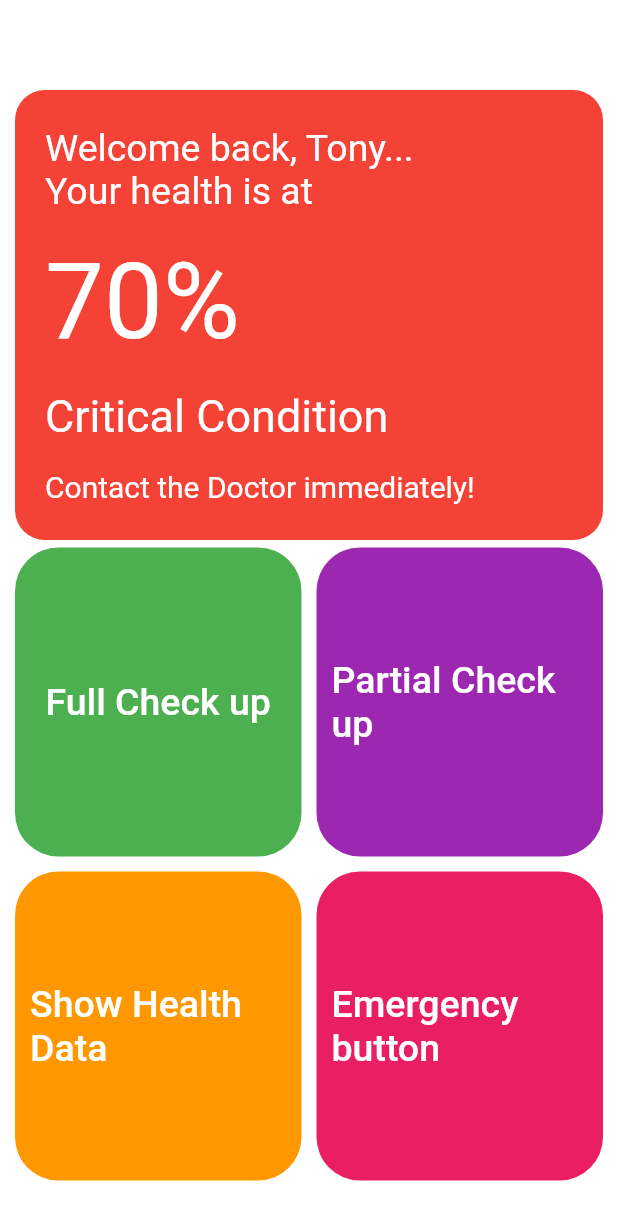
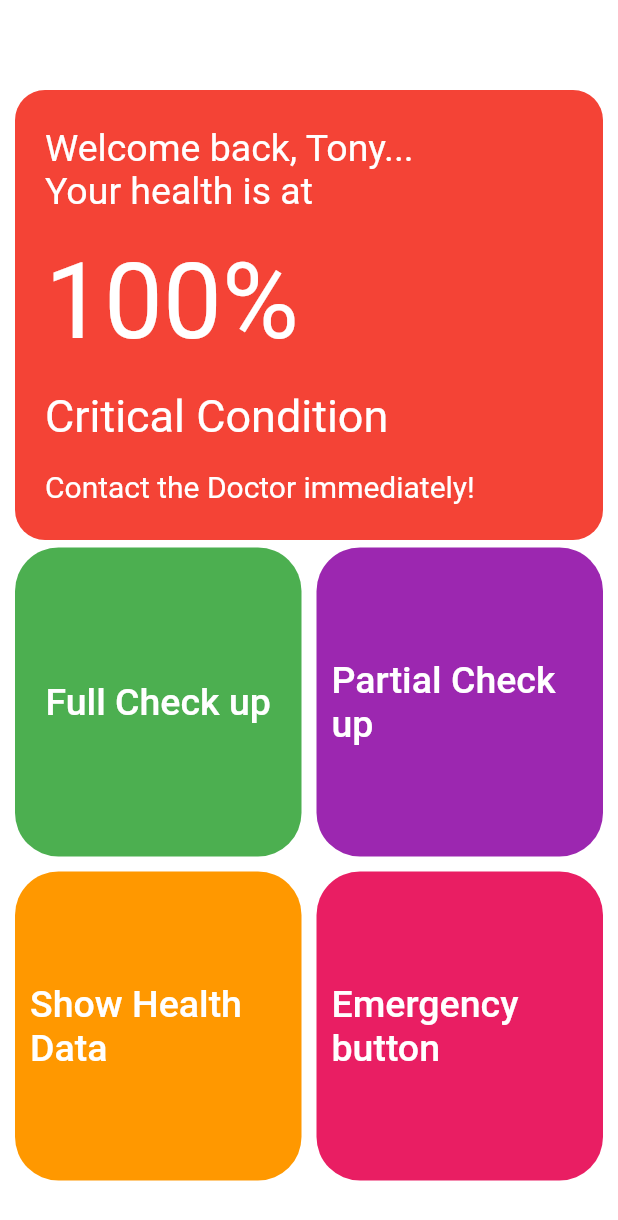
Before and after one commit to technodumb/ImMed-dothack, a Flutter app: the screen it shows after launch, after a tap on an icon or button, on a phone screen of 412 x 824 dp. Shown: the top 1220 px of the screen. Run offline on Flutter 3.47's test engine with Material 2 defaults, Android fonts, the phone set to English and light mode, and no system bars.

Commit message:
final commit

```diff
--- /dev/null
+++ b/lib/EmergencyScreen/components/my_other_slider.dart
@@ -0,0 +1,17 @@
+import 'package:flutter/material.dart';
+import 'package:immed_dothack/ProfileSwitcher/components/state_for_slider.dart';
+import 'package:provider/provider.dart';
+
+class OtherSlider extends StatelessWidget{
+
+  const OtherSlider({Key? key}) : super(key:key);
+
+  @override
+  Widget build(BuildContext context) {
+    final sliderState = Provider.of<SliderState>(context);
+    return Slider(
+      value: 1 - sliderState.sliderState,
+      onChanged: (value) => sliderState.sliderState = 1-value,
+    );
+  }
+}
--- a/lib/ProfileHome/components/rounded_button.dart
+++ b/lib/ProfileHome/components/rounded_button.dart
@@ -17,7 +17,7 @@ class RoundedButton extends StatelessWidget {
   Widget build(BuildContext context) {
     Size size = MediaQuery.of(context).size;
     return Container(
-      margin: EdgeInsets.symmetric(vertical: 5),
+      margin: const EdgeInsets.symmetric(vertical: 5),
       height: size.height * 0.25,
       decoration: BoxDecoration(
         color: color,
--- a/lib/ProfileHome/profile_home.dart
+++ b/lib/ProfileHome/profile_home.dart
@@ -1,5 +1,6 @@
 import 'package:flutter/material.dart';
-import 'package:immed_dothack/HealthDataScreen/health_data_screen.dart';
+import 'package:immed_dothack/ProfileSwitcher/components/state_for_slider.dart';
+import 'package:provider/provider.dart';
 
 import '../globals.dart';
 import 'components/rounded_button.dart';
@@ -10,7 +11,10 @@ class ProfileHome extends StatelessWidget {
   @override
   Widget build(BuildContext context) {
     int id = ModalRoute.of(context)?.settings.arguments as int;
-    return Scaffold(
+    final sliderState = Provider.of<SliderState>(context);
+    int sliderStateValue = (sliderState.sliderState*100).truncate();
+    if(!sliderState.isNormal(id)) sliderStateValue = 100 - sliderStateValue;
+    return  Scaffold(
         body: Container(
           color: Colors.white24,
           padding: const EdgeInsets.all(10),
@@ -37,9 +41,9 @@ class ProfileHome extends StatelessWidget {
                     const SizedBox(
                       height: 10,
                     ),
-                  const Text(
-                    "70%",
-                    style: TextStyle(
+                    Text(
+                      "$sliderStateValue%",
+                      style: const TextStyle(
                         fontSize: 70,
                         color: Colors.white,
                       ),
@@ -50,12 +54,12 @@ class ProfileHome extends StatelessWidget {
                     ),
                     const Text("Critical Condition",
                         style:
-                          const TextStyle(fontSize: 30, color: Colors.white)),
+                            TextStyle(fontSize: 30, color: Colors.white)),
                     const SizedBox(
                       height: 10,
                     ),
                     const Text("Contact the Doctor immediately!",
-                      style: const TextStyle(fontSize: 20, color: Colors.white))
+                        style: TextStyle(fontSize: 20, color: Colors.white))
                   ],
                 ),
                 decoration: BoxDecoration(
--- /dev/null
+++ b/lib/ProfileSwitcher/components/my_slider.dart
@@ -0,0 +1,18 @@
+import 'package:flutter/material.dart';
+import 'package:provider/provider.dart';
+
+import 'state_for_slider.dart';
+
+class MySlider extends StatelessWidget {
+  const MySlider({ Key? key }) : super(key: key);
+
+
+  @override
+  Widget build(BuildContext context) {
+    final sliderState = Provider.of<SliderState>(context);
+    return Slider(
+      value: sliderState.sliderState,
+      onChanged: (value) => sliderState.sliderState = value,
+    );
+  }
+}
--- /dev/null
+++ b/lib/ProfileSwitcher/components/normal_textfield.dart
@@ -0,0 +1,44 @@
+import 'package:flutter/foundation.dart';
+import 'package:flutter/material.dart';
+import 'package:provider/provider.dart';
+
+import 'state_for_slider.dart';
+
+
+class MyTextField extends StatelessWidget {
+  const MyTextField({ Key? key }) : super(key: key);
+
+  @override
+  Widget build(BuildContext context) {
+    final textFieldState = Provider.of<SliderState>(context);
+
+
+    return TextField(
+      decoration: const InputDecoration(
+        hintText: "hellooo",
+      ),
+      // controller: fieldController,
+      onChanged: (value){
+        if (kDebugMode) {
+          print(value);
+        }
+        textFieldState.fieldText = value;
+      }
+    );
+  }
+}
+
+
+class MyTextBox extends StatelessWidget {
+  const MyTextBox({ Key? key }) : super(key: key);
+
+  @override
+  Widget build(BuildContext context) {
+    final textFieldState = Provider.of<SliderState>(context);
+    return Text(
+      textFieldState.fieldText.toString(),
+      // "dfsdf",
+      style: const TextStyle(color : Colors.black),
+    );
+  }
+}
--- /dev/null
+++ b/lib/ProfileSwitcher/components/slider_value_display.dart
@@ -0,0 +1,17 @@
+import 'package:flutter/material.dart';
+import 'package:immed_dothack/ProfileSwitcher/components/state_for_slider.dart';
+import 'package:provider/provider.dart';
+
+class SliderValue extends StatelessWidget {
+  const SliderValue({ Key? key }) : super(key: key);
+
+  @override
+  Widget build(BuildContext context) {
+   final sliderState = Provider.of<SliderState>(context);
+    int sliderVal = (sliderState.sliderState*100).truncate();
+    return Text(
+      '$sliderVal --------------- ${100-sliderVal}',
+      style: const TextStyle(fontSize: 30, fontWeight: FontWeight.bold),
+    );
+  }
+}
--- /dev/null
+++ b/lib/ProfileSwitcher/components/state_for_slider.dart
@@ -0,0 +1,30 @@
+import 'package:flutter/material.dart';
+
+class SliderState with ChangeNotifier {
+  double _sliderState = 0.0;
+  String _fieldText = "";
+  final List<int> _normal = [];
+  double get sliderState => _sliderState;
+  String get fieldText => _fieldText;
+
+  bool isNormal(int key) => _normal.contains(key);
+
+  set sliderState(double value) {
+    _sliderState = value;
+    notifyListeners();
+    // print(value);
+  }
+
+  set fieldText(String value) {
+    _fieldText = value;
+    setNormal = value;
+    notifyListeners();
+  }
+
+  set setNormal(String value) {
+    _normal.clear();
+    value.split(',').forEach((element) {
+      _normal.add(int.parse(element));
+    });
+  }
+}
--- a/lib/ProfileSwitcher/profile_switcher.dart
+++ b/lib/ProfileSwitcher/profile_switcher.dart
@@ -1,5 +1,9 @@
 import 'package:flutter/material.dart';
+import 'package:immed_dothack/ProfileSwitcher/components/my_slider.dart';
+import 'package:immed_dothack/ProfileSwitcher/components/slider_value_display.dart';
 
+import '../EmergencyScreen/components/my_other_slider.dart';
+import 'components/normal_textfield.dart';
 import 'components/round_button.dart';
 
 class ProfileSwitcher extends StatelessWidget {
@@ -7,7 +11,7 @@ class ProfileSwitcher extends StatelessWidget {
 
   @override
   Widget build(BuildContext context) {
-    double width = MediaQuery.of(context).size.width;
+
     double height = MediaQuery.of(context).size.height;
     return SafeArea(
         child: Scaffold(
@@ -37,6 +41,12 @@ class ProfileSwitcher extends StatelessWidget {
                   ],
                 ),
                 const RoundButton(id: 5),
+                const SizedBox(height: 30),
+                const MySlider(),
+                const SliderValue(),
+                const OtherSlider(),
+                const MyTextField(),
+                const MyTextBox(),
               ],
             ),
           ),
--- a/lib/main.dart
+++ b/lib/main.dart
@@ -1,8 +1,9 @@
-import 'package:flutter/gestures.dart';
 import 'package:flutter/material.dart';
 import 'package:immed_dothack/globals.dart';
 import 'package:immed_dothack/routes.dart';
+import 'package:provider/provider.dart';
 
+import 'ProfileSwitcher/components/state_for_slider.dart';
 import 'ProfileSwitcher/profile_switcher.dart';
 
 void main() {
@@ -15,7 +16,12 @@ class MyApp extends StatelessWidget {
   // This widget is the root of your application.
   @override
   Widget build(BuildContext context) {
-    return MaterialApp(
+    return MultiProvider(
+      providers: [
+          ChangeNotifierProvider<SliderState>(create: (_) => SliderState()),
+          // ChangeNotifierProvider<TextFieldState>(create: (_) => TextFieldState()),
+        ],
+        child: MaterialApp(
         title: 'Flutter Demo',
         theme: ThemeData(
           primaryColor: kPrimaryColor,
@@ -23,6 +29,7 @@ class MyApp extends StatelessWidget {
         ),
         home: const ProfileSwitcher(),
         routes: pageRoutes,
+      ),
     );
   }
 }
--- a/pubspec.yaml
+++ b/pubspec.yaml
@@ -34,6 +34,7 @@ dependencies:
   # The following adds the Cupertino Icons font to your application.
   # Use with the CupertinoIcons class for iOS style icons.
   cupertino_icons: ^1.0.2
+  provider: ^6.0.2
 
 dev_dependencies:
   flutter_test:
```
Also changed, not shown: lib/EmergencyScreen/emergency.dart (+9 -6 lines), lib/FullCheckUpScreen/full_check_up_screen.dart (+5 -5 lines), lib/PartialCheckUpScreen/partial_checkup_screen.dart (+16 -17 lines), pubspec.lock, 1 other file. Lines whose indentation alone changed are shown as unchanged.
